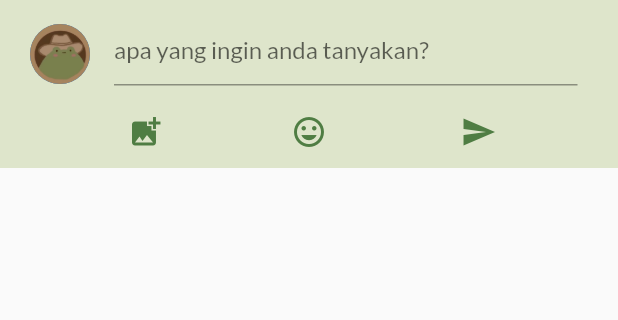
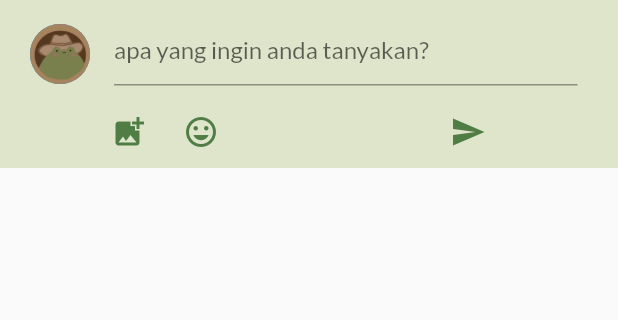
Before and after one commit to anandashadrina/AgroTalk, a Flutter app: the HomePage screen opened directly, on a phone screen of 412 x 824 dp, the part 84-404 px from its top. Run offline on Flutter 3.47's test engine with Material 2 defaults, Android fonts, the phone set to English and light mode, and no system bars; our stand-ins replace font_awesome_flutter.

```diff
--- a/lib/Pages/User Page/HomePage.dart
+++ b/lib/Pages/User Page/HomePage.dart
@@ -60,8 +60,8 @@ class _HomePageState extends State<HomePage> {
                     ],
                   ),
                   Row(
-                    mainAxisAlignment: MainAxisAlignment.spaceEvenly,
                     children: [
+                      SizedBox(width: 50),
                       IconButton(
                           onPressed: () {},
                           icon: const Icon(
@@ -74,8 +74,8 @@ class _HomePageState extends State<HomePage> {
                             Icons.insert_emoticon,
                             color: Color(0xFF4F7D43),
                           )),
+                      SizedBox(width: 130),
                       IconButton(
-                          alignment: Alignment.centerRight,
                           onPressed: () {},
                           icon: const Icon(
                             Icons.send,
@@ -86,56 +86,25 @@ class _HomePageState extends State<HomePage> {
                 ],
               ),
             ),
-          )
+          ),
+          SliverToBoxAdapter(
+            child: Column(
+              children: [
+                Container(
+                    height: 50,
+                    child: ListView(
+                      scrollDirection: Axis.horizontal,
+                      children: [
+                        Row(
+                          children: [],
+                        )
+                      ],
+                    )),
+              ],
+            ),
+          ),
         ],
       ),
-
-      /*AppBar(
-        automaticallyImplyLeading: false,
-        backgroundColor: Colors.white,
-        title: Image.asset(
-          'assets/image/Logo.png',
-          height: 70,
-        ),
-        actions: [
-          IconButton(
-              onPressed: () {},
-              icon: const Icon(Icons.search, color: Color(0xFF4F7D43))),
-          IconButton(
-              onPressed: () {},
-              icon: const Icon(Icons.notifications, color: Color(0xFF4F7D43)))
-        ],
-      ),
-      Column(
-        mainAxisAlignment: MainAxisAlignment.start,
-        children: [
-          SizedBox(
-            height: 1500,
-            child: Container(
-              decoration:
-                  BoxDecoration(color: const Color(0xFFDEE5CB), boxShadow: [
-                BoxShadow(
-                  color: Colors.black26,
-                  blurRadius: 6,
-                )
-              ]),
-              child: Row(
-                children: [
-                  Padding(
-                      padding: const EdgeInsets.only(left: 15.0),
-                      child: CircleAvatar(
-                        backgroundImage: AssetImage('assets/image/user1.jpg'),
-                      )),
-                  TextField(
-                        decoration: InputDecoration(
-                            hintText: 'Apa yang ingin ditanyakan?'),
-                      )
-                ],
-              ),
-            ),
-          )
-        ],
-      ),*/
     );
   }
 }
--- a/pubspec.yaml
+++ b/pubspec.yaml
@@ -36,7 +36,6 @@ dependencies:
   cupertino_icons: ^1.0.2
   font_awesome_flutter: ^10.4.0
   stylish_bottom_bar: ^1.0.1
-
 
 dev_dependencies:
   flutter_test:
```
Also changed, not shown: lib/Pages/User Page/LandingPageUser.dart (added, +113 -0 lines), lib/Pages/User Page/NotificationUserPage.dart (added, +60 -0 lines), lib/Pages/User Page/ProfileUserPage.dart (added, +149 -0 lines), lib/Pages/registerPage.dart (+9 -1 lines).
